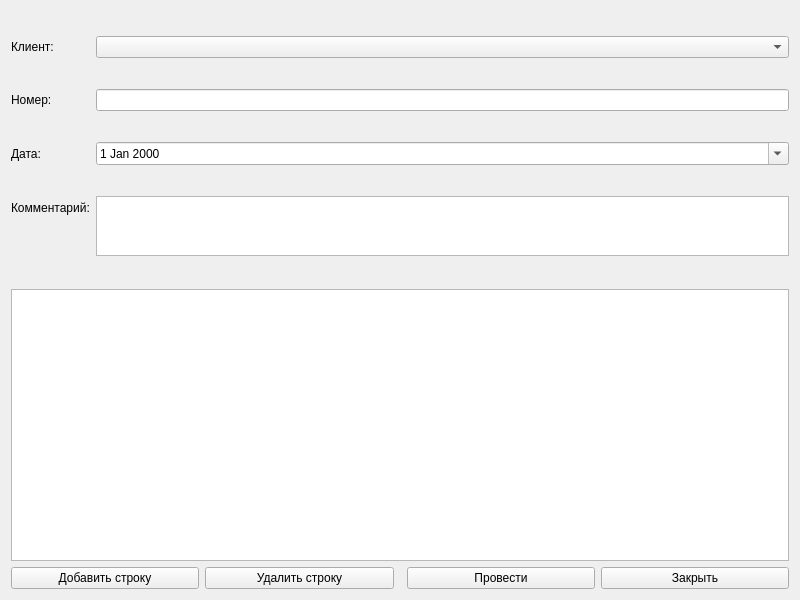
First picture: the form in src/ui/dialogs/rentalform.ui, repository Smurf72T/POC_Terminal_Tracker, before the edit.
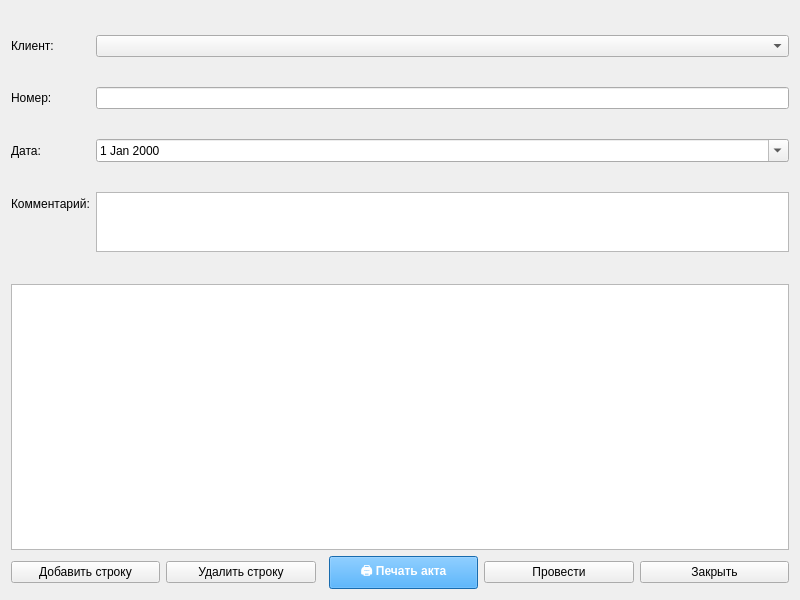
Second picture: the form after the edit.

Diff of the .ui file:
```diff
--- a/src/ui/dialogs/rentalform.ui
+++ b/src/ui/dialogs/rentalform.ui
@@ -28,6 +28,16 @@
                     <item><widget class="QPushButton" name="btnAddRow"><property name="text"><string>Добавить строку</string></property></widget></item>
                     <item><widget class="QPushButton" name="btnDeleteRow"><property name="text"><string>Удалить строку</string></property></widget></item>
                     <item><spacer name="horizontalSpacer"><property name="orientation"><enum>Qt::Horizontal</enum></property></spacer></item>
+                    <item>
+                        <widget class="QPushButton" name="btnPrintAct">
+                            <property name="text">
+                                <string>🖨️ Печать акта</string>
+                            </property>
+                            <property name="styleSheet">
+                                <string>QPushButton { background-color: #2196F3; color: white; font-weight: bold; padding: 5px; }</string>
+                            </property>
+                        </widget>
+                    </item>
                     <item><widget class="QPushButton" name="btnPost"><property name="text"><string>Провести</string></property></widget></item>
                     <item><widget class="QPushButton" name="btnClose"><property name="text"><string>Закрыть</string></property></widget></item>
                 </layout>
```
